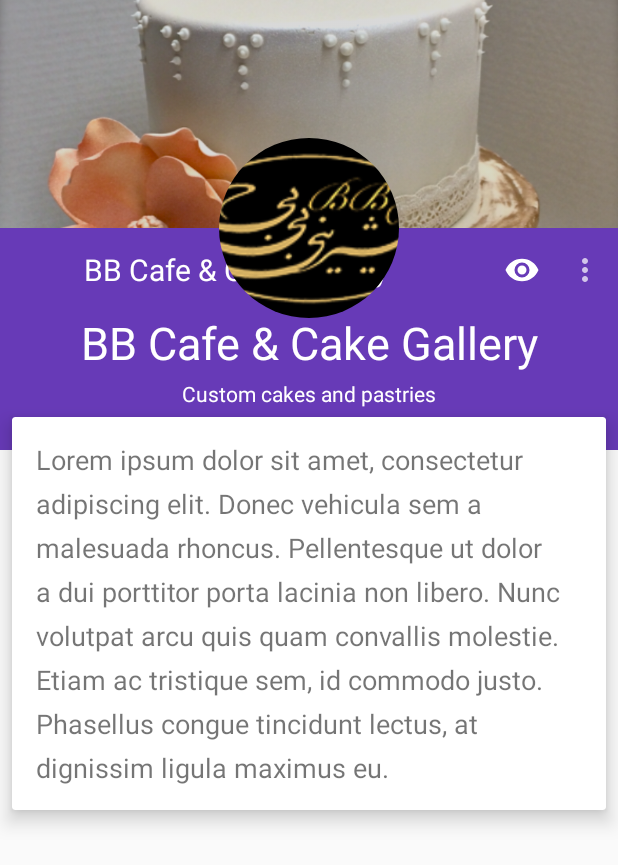
After one commit to bookd-lab/bookd, an Android app: the ProfileActivity screen opened directly, with no data from a screen before it, on a phone screen of 412 x 824 dp. The commit adds this screen. Shown: the top 865 px of the screen. Run offline under Robolectric (Android 15) with nearby library versions, the phone set to English and light mode, and no system bars; our stand-ins replace ButterKnife, CircleImageView.

Commit message:
Added Business Profile UI
scrolling/collapsing coordinatorlayout w/ animations

```diff
--- a/app/build.gradle
+++ b/app/build.gradle
@@ -69,4 +69,7 @@
     apt 'org.parceler:parceler:1.1.6'
 
     apt 'com.jakewharton:butterknife-compiler:8.4.0'
+
+    compile 'com.android.support:cardview-v7:24.2.1'
+    compile 'de.hdodenhof:circleimageview:1.3.0'
 }
--- a/app/src/main/AndroidManifest.xml
+++ b/app/src/main/AndroidManifest.xml
@@ -12,17 +12,17 @@
         android:label="@string/app_name"
         android:supportsRtl="true"
         android:theme="@style/AppTheme">
-
         <activity
             android:name=".activities.SplashActivity"
             android:noHistory="true">
             <intent-filter>
                 <action android:name="android.intent.action.MAIN" />
+
                 <category android:name="android.intent.category.LAUNCHER" />
             </intent-filter>
         </activity>
-
         <activity android:name=".activities.MainActivity" />
+        <activity android:name=".activities.ProfileActivity"></activity>
     </application>
 
 </manifest>
--- /dev/null
+++ b/app/src/main/java/bookdlab/bookd/activities/ProfileActivity.java
@@ -0,0 +1,132 @@
+package bookdlab.bookd.activities;
+
+import android.os.Bundle;
+import android.support.design.widget.AppBarLayout;
+import android.support.v7.app.AppCompatActivity;
+import android.support.v7.widget.Toolbar;
+import android.view.Menu;
+import android.view.MenuItem;
+import android.view.View;
+import android.view.animation.AlphaAnimation;
+import android.widget.LinearLayout;
+import android.widget.TextView;
+
+import bookdlab.bookd.R;
+import butterknife.BindView;
+import butterknife.ButterKnife;
+
+/**
+ * Created by rubab.uddin on 11/12/2016.
+ */
+
+public class ProfileActivity extends AppCompatActivity
+        implements AppBarLayout.OnOffsetChangedListener{
+
+    private static final float PERCENTAGE_TO_SHOW_TITLE_AT_TOOLBAR  = 0.9f;
+    private static final float PERCENTAGE_TO_HIDE_TITLE_DETAILS     = 0.3f;
+    private static final int ALPHA_ANIMATIONS_DURATION              = 200;
+
+    private boolean mIsTheTitleVisible          = false;
+    private boolean mIsTheTitleContainerVisible = true;
+
+    @BindView(R.id.profile_toolbar) Toolbar mToolbar;
+    @BindView(R.id.profile_textview_title) TextView mTitle;
+    @BindView(R.id.profile_linearlayout_title) LinearLayout mTitleContainer;
+    @BindView(R.id.profile_appbar) AppBarLayout mAppBarLayout;
+
+    @Override
+    protected void onCreate(Bundle savedInstanceState) {
+        super.onCreate(savedInstanceState);
+        setContentView(R.layout.activity_profile);
+
+        ButterKnife.bind(this);
+
+        mAppBarLayout.addOnOffsetChangedListener(this);
+
+        mToolbar.inflateMenu(R.menu.menu_profile);
+        startAlphaAnimation(mTitle, 0, View.INVISIBLE);
+    }
+
+    @Override
+    public boolean onCreateOptionsMenu(Menu menu) {
+        getMenuInflater().inflate(R.menu.menu_profile, menu);
+
+
+        return true;
+    }
+
+    @Override
+    public boolean onOptionsItemSelected(MenuItem item) {
+        switch (item.getItemId()) {
+            case R.id.menu_watch:
+                if(item.getItemId() == R.drawable.button_add_watch) {
+                    item.setIcon(R.drawable.button_remove_watch);
+                    addToEventWatchList();
+                    return true;
+                } else if (item.getItemId() == R.drawable.button_remove_watch){
+                    item.setIcon(R.drawable.button_add_watch);
+                    removeFromEventWatchList();
+                    return true;
+                }
+
+            default:
+                return super.onOptionsItemSelected(item);
+        }
+    }
+    public static void addToEventWatchList(){
+    }
+    public static void removeFromEventWatchList(){
+    }
+
+    @Override
+    public void onOffsetChanged(AppBarLayout appBarLayout, int offset) {
+        int maxScroll = appBarLayout.getTotalScrollRange();
+        float percentage = (float) Math.abs(offset) / (float) maxScroll;
+
+        handleAlphaOnTitle(percentage);
+        handleToolbarTitleVisibility(percentage);
+    }
+
+    private void handleToolbarTitleVisibility(float percentage) {
+        if (percentage >= PERCENTAGE_TO_SHOW_TITLE_AT_TOOLBAR) {
+
+            if(!mIsTheTitleVisible) {
+                startAlphaAnimation(mTitle, ALPHA_ANIMATIONS_DURATION, View.VISIBLE);
+                mIsTheTitleVisible = true;
+            }
+
+        } else {
+
+            if (mIsTheTitleVisible) {
+                startAlphaAnimation(mTitle, ALPHA_ANIMATIONS_DURATION, View.INVISIBLE);
+                mIsTheTitleVisible = false;
+            }
+        }
+    }
+
+    private void handleAlphaOnTitle(float percentage) {
+        if (percentage >= PERCENTAGE_TO_HIDE_TITLE_DETAILS) {
+            if(mIsTheTitleContainerVisible) {
+                startAlphaAnimation(mTitleContainer, ALPHA_ANIMATIONS_DURATION, View.INVISIBLE);
+                mIsTheTitleContainerVisible = false;
+            }
+
+        } else {
+
+            if (!mIsTheTitleContainerVisible) {
+                startAlphaAnimation(mTitleContainer, ALPHA_ANIMATIONS_DURATION, View.VISIBLE);
+                mIsTheTitleContainerVisible = true;
+            }
+        }
+    }
+
+    public static void startAlphaAnimation (View v, long duration, int visibility) {
+        AlphaAnimation alphaAnimation = (visibility == View.VISIBLE)
+                ? new AlphaAnimation(0f, 1f)
+                : new AlphaAnimation(1f, 0f);
+
+        alphaAnimation.setDuration(duration);
+        alphaAnimation.setFillAfter(true);
+        v.startAnimation(alphaAnimation);
+    }
+}
--- /dev/null
+++ b/app/src/main/java/bookdlab/bookd/animations/AvatarImageBehavior.java
@@ -0,0 +1,146 @@
+package bookdlab.bookd.animations;
+
+import android.content.Context;
+import android.content.res.TypedArray;
+import android.support.design.widget.CoordinatorLayout;
+import android.support.v7.widget.Toolbar;
+import android.util.AttributeSet;
+import android.view.View;
+
+import bookdlab.bookd.R;
+import de.hdodenhof.circleimageview.CircleImageView;
+
+/**
+ * Created by rubab.uddin on 11/12/2016.
+ */
+
+public class AvatarImageBehavior extends CoordinatorLayout.Behavior<CircleImageView>{
+    private final static float MIN_AVATAR_PERCENTAGE_SIZE   = 0.3f;
+    private final static int EXTRA_FINAL_AVATAR_PADDING     = 80;
+
+    private final static String TAG = "behavior";
+    private Context mContext;
+
+    private float mCustomFinalYPosition;
+    private float mCustomStartXPosition;
+    private float mCustomStartToolbarPosition;
+    private float mCustomStartHeight;
+    private float mCustomFinalHeight;
+
+    private float mAvatarMaxSize;
+    private float mFinalLeftAvatarPadding;
+    private float mStartPosition;
+    private int mStartXPosition;
+    private float mStartToolbarPosition;
+    private int mStartYPosition;
+    private int mFinalYPosition;
+    private int mStartHeight;
+    private int mFinalXPosition;
+    private float mChangeBehaviorPoint;
+
+    public AvatarImageBehavior(Context context, AttributeSet attrs) {
+        mContext = context;
+
+        if (attrs != null) {
+            TypedArray a = context.obtainStyledAttributes(attrs, R.styleable.AvatarImageBehavior);
+            mCustomFinalYPosition = a.getDimension(R.styleable.AvatarImageBehavior_finalYPosition, 0);
+            mCustomStartXPosition = a.getDimension(R.styleable.AvatarImageBehavior_startXPosition, 0);
+            mCustomStartToolbarPosition = a.getDimension(R.styleable.AvatarImageBehavior_startToolbarPosition, 0);
+            mCustomStartHeight = a.getDimension(R.styleable.AvatarImageBehavior_startHeight, 0);
+            mCustomFinalHeight = a.getDimension(R.styleable.AvatarImageBehavior_finalHeight, 0);
+
+            a.recycle();
+        }
+
+        init();
+
+        mFinalLeftAvatarPadding = context.getResources().getDimension(
+                R.dimen.spacing_normal);
+    }
+
+    private void init() {
+        bindDimensions();
+    }
+
+    private void bindDimensions() {
+        mAvatarMaxSize = mContext.getResources().getDimension(R.dimen.image_width);
+    }
+
+    @Override
+    public boolean layoutDependsOn(CoordinatorLayout parent, CircleImageView child, View dependency) {
+        return dependency instanceof Toolbar;
+    }
+
+    @Override
+    public boolean onDependentViewChanged(CoordinatorLayout parent, CircleImageView child, View dependency) {
+        maybeInitProperties(child, dependency);
+
+        final int maxScrollDistance = (int) (mStartToolbarPosition);
+        float expandedPercentageFactor = dependency.getY() / maxScrollDistance;
+
+        if (expandedPercentageFactor < mChangeBehaviorPoint) {
+            float heightFactor = (mChangeBehaviorPoint - expandedPercentageFactor) / mChangeBehaviorPoint;
+
+            float distanceXToSubtract = ((mStartXPosition - mFinalXPosition)
+                    * heightFactor) + (child.getHeight()/2);
+            float distanceYToSubtract = ((mStartYPosition - mFinalYPosition)
+                    * (1f - expandedPercentageFactor)) + (child.getHeight()/2);
+
+            child.setX(mStartXPosition - distanceXToSubtract);
+            child.setY(mStartYPosition - distanceYToSubtract);
+
+            float heightToSubtract = ((mStartHeight - mCustomFinalHeight) * heightFactor);
+
+            CoordinatorLayout.LayoutParams lp = (CoordinatorLayout.LayoutParams) child.getLayoutParams();
+            lp.width = (int) (mStartHeight - heightToSubtract);
+            lp.height = (int) (mStartHeight - heightToSubtract);
+            child.setLayoutParams(lp);
+        } else {
+            float distanceYToSubtract = ((mStartYPosition - mFinalYPosition)
+                    * (1f - expandedPercentageFactor)) + (mStartHeight/2);
+
+            child.setX(mStartXPosition - child.getWidth()/2);
+            child.setY(mStartYPosition - distanceYToSubtract);
+
+            CoordinatorLayout.LayoutParams lp = (CoordinatorLayout.LayoutParams) child.getLayoutParams();
+            lp.width = (int) (mStartHeight);
+            lp.height = (int) (mStartHeight);
+            child.setLayoutParams(lp);
+        }
+        return true;
+    }
+
+    private void maybeInitProperties(CircleImageView child, View dependency) {
+        if (mStartYPosition == 0)
+            mStartYPosition = (int) (dependency.getY());
+
+        if (mFinalYPosition == 0)
+            mFinalYPosition = (dependency.getHeight() /2);
+
+        if (mStartHeight == 0)
+            mStartHeight = child.getHeight();
+
+        if (mStartXPosition == 0)
+            mStartXPosition = (int) (child.getX() + (child.getWidth() / 2));
+
+        if (mFinalXPosition == 0)
+            mFinalXPosition = mContext.getResources().getDimensionPixelOffset(R.dimen.abc_action_bar_content_inset_material) + ((int) mCustomFinalHeight / 2);
+
+        if (mStartToolbarPosition == 0)
+            mStartToolbarPosition = dependency.getY();
+
+        if (mChangeBehaviorPoint == 0) {
+            mChangeBehaviorPoint = (child.getHeight() - mCustomFinalHeight) / (2f * (mStartYPosition - mFinalYPosition));
+        }
+    }
+
+    public int getStatusBarHeight() {
+        int result = 0;
+        int resourceId = mContext.getResources().getIdentifier("status_bar_height", "dimen", "android");
+
+        if (resourceId > 0) {
+            result = mContext.getResources().getDimensionPixelSize(resourceId);
+        }
+        return result;
+    }
+}
--- /dev/null
+++ b/app/src/main/res/drawable/button_add_watch.xml
@@ -0,0 +1,8 @@
+<!-- drawable/eye.xml -->
+<vector xmlns:android="http://schemas.android.com/apk/res/android"
+    android:height="24dp"
+    android:width="24dp"
+    android:viewportWidth="24"
+    android:viewportHeight="24">
+    <path android:fillColor="#FFF" android:pathData="M12,9A3,3 0 0,0 9,12A3,3 0 0,0 12,15A3,3 0 0,0 15,12A3,3 0 0,0 12,9M12,17A5,5 0 0,1 7,12A5,5 0 0,1 12,7A5,5 0 0,1 17,12A5,5 0 0,1 12,17M12,4.5C7,4.5 2.73,7.61 1,12C2.73,16.39 7,19.5 12,19.5C17,19.5 21.27,16.39 23,12C21.27,7.61 17,4.5 12,4.5Z" />
+</vector>
--- /dev/null
+++ b/app/src/main/res/drawable/button_remove_watch.xml
@@ -0,0 +1,8 @@
+<!-- drawable/eye_off.xml -->
+<vector xmlns:android="http://schemas.android.com/apk/res/android"
+    android:height="24dp"
+    android:width="24dp"
+    android:viewportWidth="24"
+    android:viewportHeight="24">
+    <path android:fillColor="#FFF" android:pathData="M11.83,9L15,12.16C15,12.11 15,12.05 15,12A3,3 0 0,0 12,9C11.94,9 11.89,9 11.83,9M7.53,9.8L9.08,11.35C9.03,11.56 9,11.77 9,12A3,3 0 0,0 12,15C12.22,15 12.44,14.97 12.65,14.92L14.2,16.47C13.53,16.8 12.79,17 12,17A5,5 0 0,1 7,12C7,11.21 7.2,10.47 7.53,9.8M2,4.27L4.28,6.55L4.73,7C3.08,8.3 1.78,10 1,12C2.73,16.39 7,19.5 12,19.5C13.55,19.5 15.03,19.2 16.38,18.66L16.81,19.08L19.73,22L21,20.73L3.27,3M12,7A5,5 0 0,1 17,12C17,12.64 16.87,13.26 16.64,13.82L19.57,16.75C21.07,15.5 22.27,13.86 23,12C21.27,7.61 17,4.5 12,4.5C10.6,4.5 9.26,4.75 8,5.2L10.17,7.35C10.74,7.13 11.35,7 12,7Z" />
+</vector>
--- /dev/null
+++ b/app/src/main/res/layout/activity_profile.xml
@@ -0,0 +1,162 @@
+<android.support.design.widget.CoordinatorLayout
+    xmlns:android="http://schemas.android.com/apk/res/android"
+    xmlns:app="http://schemas.android.com/apk/res-auto"
+    xmlns:tools="http://schemas.android.com/tools"
+    android:layout_width="match_parent"
+    android:layout_height="match_parent"
+    >
+
+    <android.support.design.widget.AppBarLayout
+        android:id="@+id/profile.appbar"
+        android:layout_width="match_parent"
+        android:layout_height="wrap_content"
+        android:theme="@style/ThemeOverlay.AppCompat.Dark.ActionBar"
+        >
+
+        <android.support.design.widget.CollapsingToolbarLayout
+            android:id="@+id/profile.collapsing"
+            android:layout_width="match_parent"
+            android:layout_height="wrap_content"
+            app:layout_scrollFlags="scroll|exitUntilCollapsed|snap"
+            >
+
+            <ImageView
+                android:id="@+id/profile.imageview.header"
+                android:layout_width="match_parent"
+                android:layout_height="300dp"
+                android:scaleType="centerCrop"
+                android:src="@drawable/header_bb"
+                tools:src="@drawable/header_bb"
+                android:tint="#11000000"
+                app:layout_collapseMode="parallax"
+                app:layout_collapseParallaxMultiplier="0.9"
+                />
+
+            <FrameLayout
+                android:id="@+id/profile.framelayout.title"
+                android:layout_width="match_parent"
+                android:layout_height="120dp"
+                android:layout_gravity="bottom|center_horizontal"
+                android:background="@color/colorPrimary"
+                tools:background="@color/colorPrimary"
+                android:orientation="vertical"
+                app:layout_collapseMode="parallax"
+                app:layout_collapseParallaxMultiplier="0.3"
+                >
+
+                <LinearLayout
+                    android:id="@+id/profile.linearlayout.title"
+                    android:layout_width="wrap_content"
+                    android:layout_height="wrap_content"
+                    android:layout_gravity="center"
+                    android:orientation="vertical"
+                    >
+
+                    <TextView
+                        android:layout_marginTop="10dp"
+                        android:layout_width="wrap_content"
+                        android:layout_height="wrap_content"
+                        android:layout_gravity="center_horizontal"
+                        android:gravity="bottom|center"
+                        android:text="@string/bookd_name"
+                        tools:text="@string/bookd_name"
+                        android:textColor="@android:color/white"
+                        android:textSize="30sp"
+                        />
+
+                    <TextView
+                        android:layout_width="wrap_content"
+                        android:layout_height="wrap_content"
+                        android:layout_gravity="center_horizontal"
+                        android:layout_marginTop="4dp"
+                        android:text="@string/bookd_tagline"
+                        tools:text="@string/bookd_tagline"
+                        android:textColor="@android:color/white"
+                        android:layout_marginBottom="10dp"
+                        />
+                </LinearLayout>
+            </FrameLayout>
+        </android.support.design.widget.CollapsingToolbarLayout>
+    </android.support.design.widget.AppBarLayout>
+
+    <android.support.v4.widget.NestedScrollView
+        android:layout_width="match_parent"
+        android:layout_height="match_parent"
+        android:scrollbars="none"
+        app:behavior_overlapTop="30dp"
+        app:layout_behavior="@string/appbar_scrolling_view_behavior"
+        >
+
+        <android.support.v7.widget.CardView
+            android:layout_width="wrap_content"
+            android:layout_height="wrap_content"
+            android:layout_margin="8dp"
+            app:cardElevation="8dp"
+            app:contentPadding="16dp"
+            >
+
+            <TextView
+                android:layout_width="match_parent"
+                android:layout_height="wrap_content"
+                android:lineSpacingExtra="8dp"
+                android:text="@string/lorem"
+                tools:text="@string/lorem"
+                android:textSize="18sp"
+                />
+        </android.support.v7.widget.CardView>
+
+
+    </android.support.v4.widget.NestedScrollView>
+
+    <android.support.v7.widget.Toolbar
+        android:id="@+id/profile.toolbar"
+        android:layout_width="match_parent"
+        android:layout_height="?attr/actionBarSize"
+        android:background="@color/colorPrimary"
+        app:layout_anchor="@id/profile.framelayout.title"
+        app:theme="@style/ThemeOverlay.AppCompat.Dark"
+        app:title=""
+        >
+
+        <LinearLayout
+            android:layout_width="wrap_content"
+            android:layout_height="match_parent"
+            android:orientation="horizontal"
+            >
+
+            <Space
+                android:layout_width="@dimen/image_final_width"
+                android:layout_height="@dimen/image_final_width"
+                />
+
+            <TextView
+                android:id="@+id/profile.textview.title"
+                android:layout_width="wrap_content"
+                android:layout_height="match_parent"
+                android:layout_marginLeft="8dp"
+                android:gravity="center_vertical"
+                android:text="@string/bookd_name"
+                tools:text="@string/bookd_name"
+                android:textColor="@android:color/white"
+                android:textSize="20sp"
+                />
+
+        </LinearLayout>
+    </android.support.v7.widget.Toolbar>
+
+    <de.hdodenhof.circleimageview.CircleImageView
+        android:layout_width="@dimen/image_width"
+        android:layout_height="@dimen/image_width"
+        android:layout_gravity="center_horizontal"
+        android:src="@drawable/profileimg_bb"
+        tools:src="@drawable/profileimg_bb"
+        app:border_color="@android:color/white"
+        app:border_width="2dp"
+        app:finalHeight="36dp"
+        app:finalYPosition="2dp"
+        app:layout_behavior="bookdlab.bookd.animations.AvatarImageBehavior"
+        app:startHeight="2dp"
+        app:startToolbarPosition="2dp"
+        app:startXPosition="2dp"
+        />
+</android.support.design.widget.CoordinatorLayout>
--- /dev/null
+++ b/app/src/main/res/menu/menu_profile.xml
@@ -0,0 +1,16 @@
+<menu xmlns:android="http://schemas.android.com/apk/res/android"
+    xmlns:tools="http://schemas.android.com/tools"
+    xmlns:app="http://schemas.android.com/apk/res-auto"
+    tools:context=".BookdProfileActivity">
+
+    <item
+        android:id="@+id/action_settings"
+        android:orderInCategory="100"
+        app:showAsAction="never"
+        android:title="Settings" />
+
+    <item android:id="@+id/menu_watch"
+        android:icon="@drawable/button_add_watch"
+        app:showAsAction="always"
+        android:title="Favorite" />
+</menu>
--- /dev/null
+++ b/app/src/main/res/values/attrs.xml
@@ -0,0 +1,10 @@
+<?xml version="1.0" encoding="utf-8"?>
+<resources>
+    <declare-styleable name="AvatarImageBehavior">
+        <attr name="finalYPosition" format="dimension"/>
+        <attr name="startXPosition" format="dimension"/>
+        <attr name="startToolbarPosition" format="dimension"/>
+        <attr name="startHeight" format="dimension"/>
+        <attr name="finalHeight" format="dimension"/>
+    </declare-styleable>
+</resources>
--- a/app/src/main/res/values/colors.xml
+++ b/app/src/main/res/values/colors.xml
@@ -1,11 +1,17 @@
 <?xml version="1.0" encoding="utf-8"?>
 <resources>
+    <color name="colorPrimary">#673AB7</color>
+    <color name="colorPrimaryDark">#512DA8</color>
+    <color name="colorAccent">#FFC107</color>
+    <color name="colorLight">#D1C4E9</color>
 
-    <color name="colorPrimary">#1dcaff</color>
-    <color name="colorPrimaryDark">#0084b4</color>
-    <color name="colorAccent">#00aced</color>
-    <color name="colorLight">#c0deed</color>
     <color name="white">#fff</color>
+    <color name="black">#000</color>
+
+    <color name="primaryText">#212121</color>
+    <color name="secondaryText">#757575</color>
+    <color name="icons">#FFFFFF</color>
+    <color name="divider">#BDBDBD</color>
 
     <color name="transparent">#00000000</color>
     <color name="transparent_black_05">#0D000000</color>
--- a/app/src/main/res/values/dimens.xml
+++ b/app/src/main/res/values/dimens.xml
@@ -2,4 +2,8 @@
     <!-- Default screen margins, per the Android Design guidelines. -->
     <dimen name="activity_horizontal_margin">16dp</dimen>
     <dimen name="activity_vertical_margin">16dp</dimen>
+
+    <dimen name="image_width">120dp</dimen>
+    <dimen name="image_final_width">32dp</dimen>
+    <dimen name="spacing_normal">16dp</dimen>
 </resources>
--- a/app/src/main/res/values/strings.xml
+++ b/app/src/main/res/values/strings.xml
@@ -13,4 +13,11 @@
     <string name="my_wedding">My wedding</string>
     <string name="from_nov_5_to_nov_15_2016">From Nov 5 To Nov 15, 2016</string>
     <string name="add_event">Add Event</string>
+
+
+    <string name="lorem">
+        Lorem ipsum dolor sit amet, consectetur adipiscing elit. Donec vehicula sem a malesuada rhoncus. Pellentesque ut dolor a dui porttitor porta lacinia non libero. Nunc volutpat arcu quis quam convallis molestie. Etiam ac tristique sem, id commodo justo. Phasellus congue tincidunt lectus, at dignissim ligula maximus eu.</string>
+    <string name="bookd_name">BB Cafe &amp; Cake Gallery</string>
+    <string name="bookd_tagline">Custom cakes and pastries</string>
+
 </resources>
```
Also changed, not shown: app/src/main/res/drawable/header_bb.png (added), app/src/main/res/drawable/profileimg_bb.png (added).
